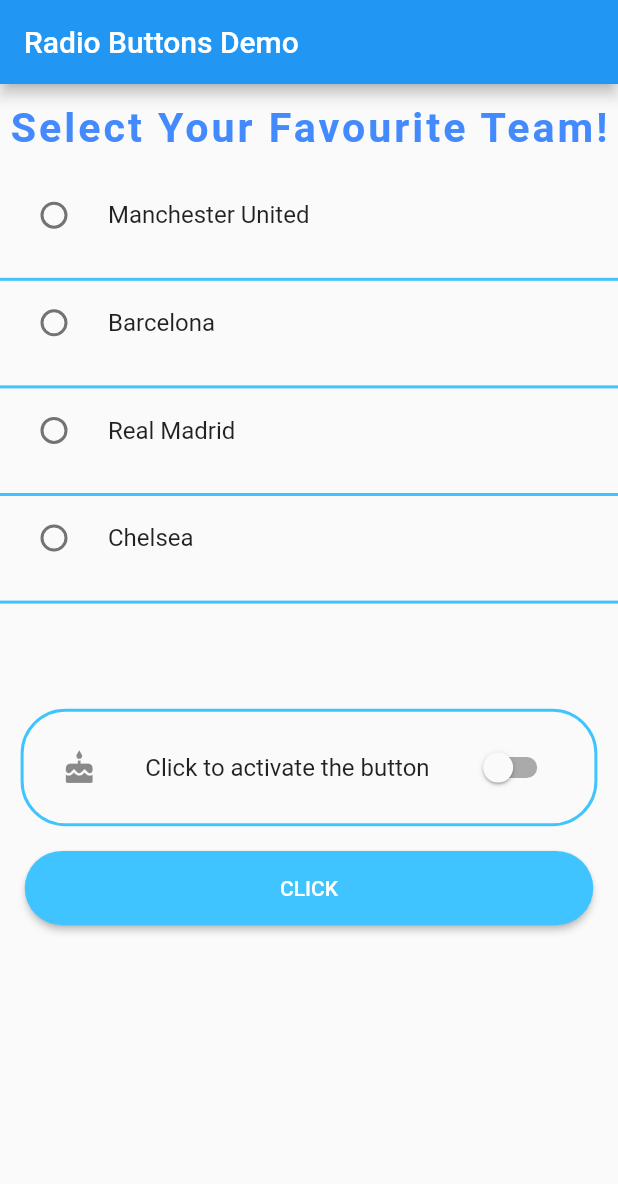
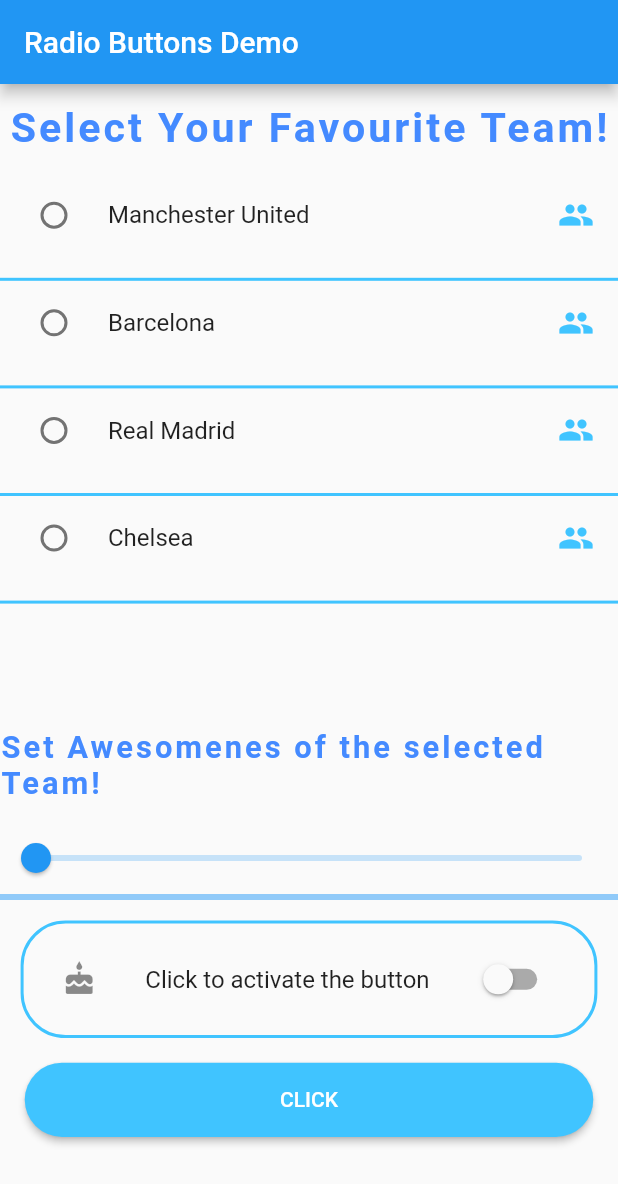
Before and after one commit to Achintha444/RadioButtonDemo, a Flutter app: the screen it shows after launch, on a phone screen of 412 x 824 dp. Shown: the top 1184 px of the screen. Run offline on Flutter 3.47's test engine with Material 2 defaults, Android fonts, the phone set to English and light mode, and no system bars.

```diff
--- a/lib/main.dart
+++ b/lib/main.dart
@@ -11,6 +11,7 @@ class MyApp extends StatefulWidget {
 
 class _MyAppState extends State<MyApp> {
   int _selectedTeamIndex;
+  double _selectedTeamAwesomenes = 0;
   bool _switchBool = false;
   Function _copyClickOnClick = null;
 
@@ -36,7 +37,7 @@ class _MyAppState extends State<MyApp> {
     setState(() {
       SnackBar snackBar = new SnackBar(
         backgroundColor: Colors.lightBlueAccent,
-        content: new Text("You Selected " + _teams[_selectedTeamIndex]),
+        content: new Text("You Selected " + _teams[_selectedTeamIndex]+" awesomenes is "+(_selectedTeamAwesomenes*100).round().toString()),
         action: SnackBarAction(
           label: "OK",
           onPressed: () {
@@ -94,6 +95,10 @@ class _MyAppState extends State<MyApp> {
                       ),
                       child: new RadioListTile(
                         value: index,
+                        secondary: new Icon(
+                          Icons.group,
+                          color: Colors.lightBlueAccent,
+                        ),
                         title: new Text(_teams[index]),
                         groupValue: _selectedTeamIndex,
                         onChanged: (int value) {
@@ -105,6 +110,37 @@ class _MyAppState extends State<MyApp> {
                     );
                   },
                 ),
+              ),
+            ),
+            new Container(
+              alignment: Alignment.topCenter,
+              padding: EdgeInsets.only(top: _size / 60, bottom: _size / 60),
+              child: new Text(
+                "Set Awesomenes of the selected Team!",
+                style: new TextStyle(
+                  fontSize: _size / 40,
+                  letterSpacing: 2,
+                  color: Colors.blueAccent,
+                  fontWeight: FontWeight.bold,
+                ),
+              ),
+            ),
+            new Container(
+              child: new Slider(
+                min: 0,
+                max: 1,
+                value: _selectedTeamAwesomenes,
+                onChanged: (double value) {
+                  setState(() {
+                    _selectedTeamAwesomenes = value;
+                  });
+                },
+              ),
+            ),
+            new Container(
+              padding: EdgeInsets.only(bottom: _size/60),
+              child: new LinearProgressIndicator(
+                value: _selectedTeamAwesomenes,
               ),
             ),
             new Container(
```
